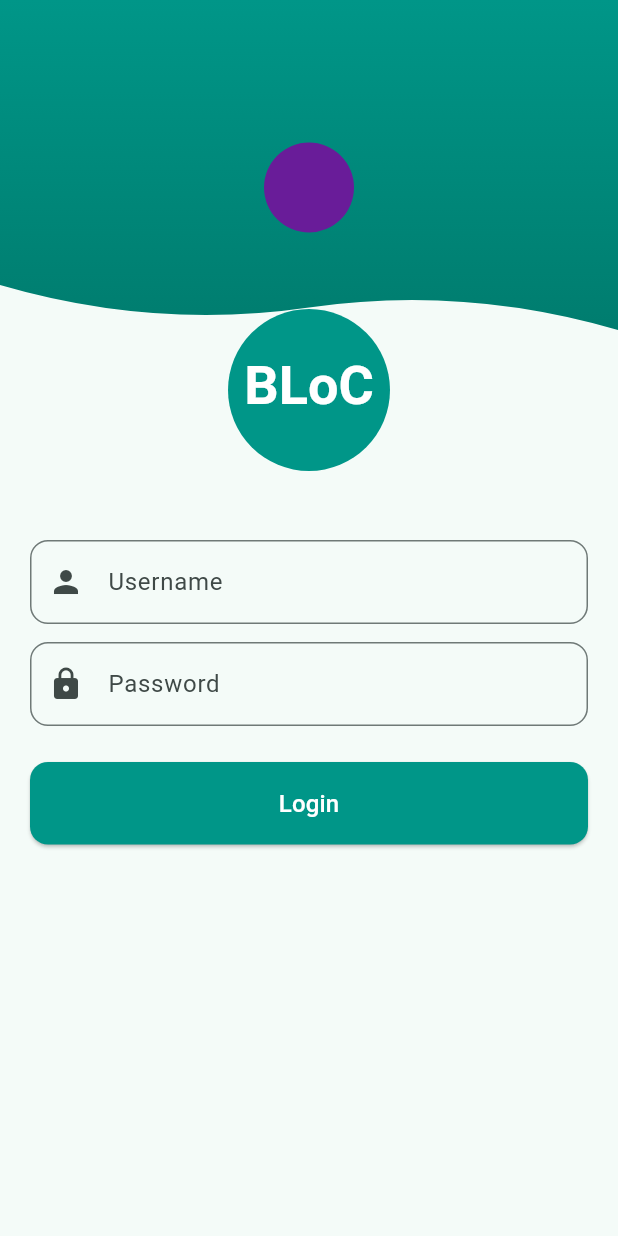
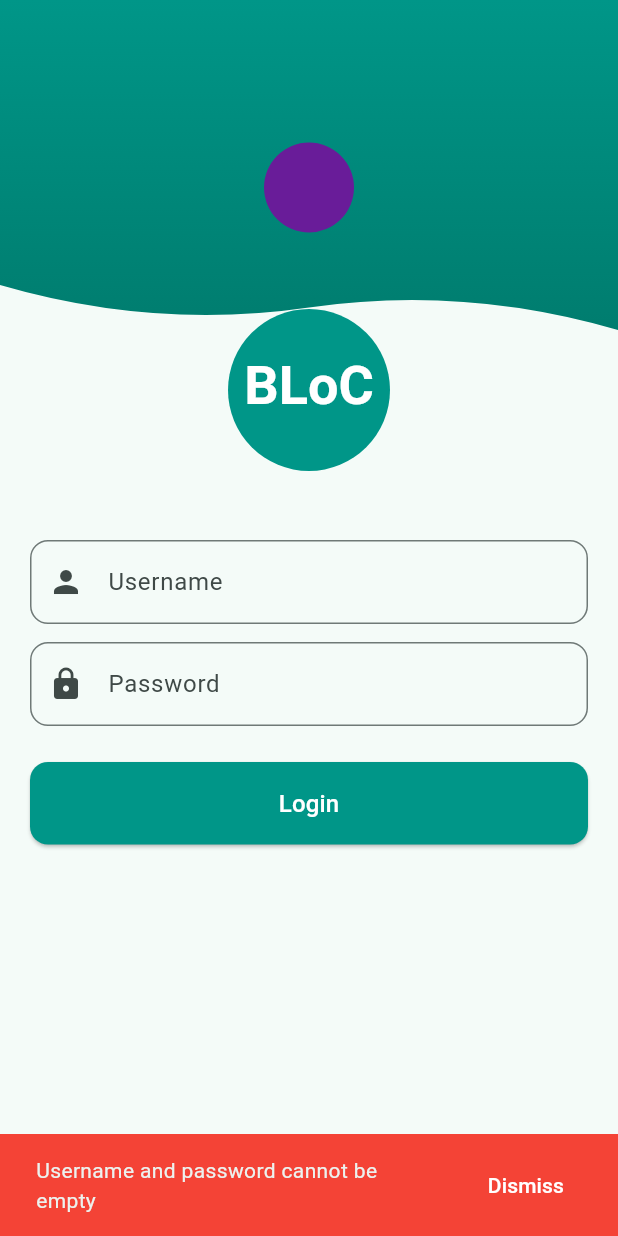
Before and after one commit to qthai2210/demoBLoC, a Flutter app: the screen it shows after launch, after a tap on "Login", on a phone screen of 412 x 824 dp. Run offline on Flutter 3.47's test engine with Material 3 defaults, Android fonts, the light colour scheme and no system bars; our stand-ins replace bloc, equatable, flutter_bloc, flutter_svg, lottie, rxdart and 1 more.

Commit message:
Refactor login and todos functionality: improve error handling, update loading states, and adjust debounce time for search

```diff
--- a/lib/bloc/login/login_bloc.dart
+++ b/lib/bloc/login/login_bloc.dart
@@ -34,12 +34,22 @@ class LoginBloc extends Bloc<LoginEvent, LoginState> {
   ) async {
     if (state.username.isEmpty || state.password.isEmpty) {
       emit(
-        state.copyWith(errorMessage: 'Username and password cannot be empty'),
+        state.copyWith(
+          status: LoginStatus.failure,
+          errorMessage: 'Username and password cannot be empty',
+        ),
       );
       return;
     }
 
-    emit(state.copyWith(status: LoginStatus.loading));
+    // Reset any previous error and set loading state
+    emit(
+      state.copyWith(
+        status: LoginStatus.loading,
+        errorMessage: '', // Clear previous error message
+      ),
+    );
+
     try {
       await _authenticationRepository.logIn(
         username: state.username,
--- a/lib/bloc/todos/todos_bloc.dart
+++ b/lib/bloc/todos/todos_bloc.dart
@@ -24,7 +24,7 @@ class TodosBloc extends Bloc<TodosEvent, TodosState> {
 
     // Set up debounced search
     _searchTerms
-        .debounceTime(const Duration(milliseconds: 300))
+        .debounceTime(const Duration(milliseconds: 1500))
         .distinct()
         .listen((term) => add(SearchTodos(term)));
 
@@ -98,9 +98,17 @@ class TodosBloc extends Bloc<TodosEvent, TodosState> {
     final state = this.state;
     if (state is TodosLoaded) {
       try {
+        // Optimistically update UI state first
+        final updatedTodos =
+            state.todos.where((todo) => todo.id != event.id).toList();
+        emit(TodosLoaded(updatedTodos, searchTerm: state.searchTerm));
+
+        // Then update the repository
         await _todoRepository.deleteTodo(event.id);
       } catch (e) {
         emit(TodosError(e.toString()));
+        // Reload todos on error to ensure consistency
+        add(LoadTodos());
       }
     }
   }
--- a/lib/screens/login_screen.dart
+++ b/lib/screens/login_screen.dart
@@ -31,16 +31,32 @@ class LoginScreen extends StatelessWidget {
   Widget build(BuildContext context) {
     return Scaffold(
       body: BlocListener<LoginBloc, LoginState>(
+        listenWhen:
+            (previous, current) =>
+                previous.status != current.status ||
+                previous.errorMessage != current.errorMessage,
         listener: (context, state) {
+          // Clear any existing snackbars first
+          ScaffoldMessenger.of(context).hideCurrentSnackBar();
+
           if (state.status == LoginStatus.failure) {
-            ScaffoldMessenger.of(context)
-              ..hideCurrentSnackBar()
-              ..showSnackBar(
-                SnackBar(
-                  content: Text(state.errorMessage),
-                  backgroundColor: Colors.red,
-                ),
-              );
+            final snackBar = SnackBar(
+              content: Text(state.errorMessage),
+              backgroundColor: Colors.red,
+              duration: const Duration(seconds: 3),
+              action: SnackBarAction(
+                label: 'Dismiss',
+                textColor: Colors.white,
+                onPressed: () {
+                  ScaffoldMessenger.of(context).hideCurrentSnackBar();
+                },
+              ),
+            );
+
+            ScaffoldMessenger.of(context).showSnackBar(snackBar);
+          } else if (state.status == LoginStatus.loading) {
+            // Hide any error messages when starting a new login attempt
+            ScaffoldMessenger.of(context).hideCurrentSnackBar();
           }
         },
         child: Stack(
```
